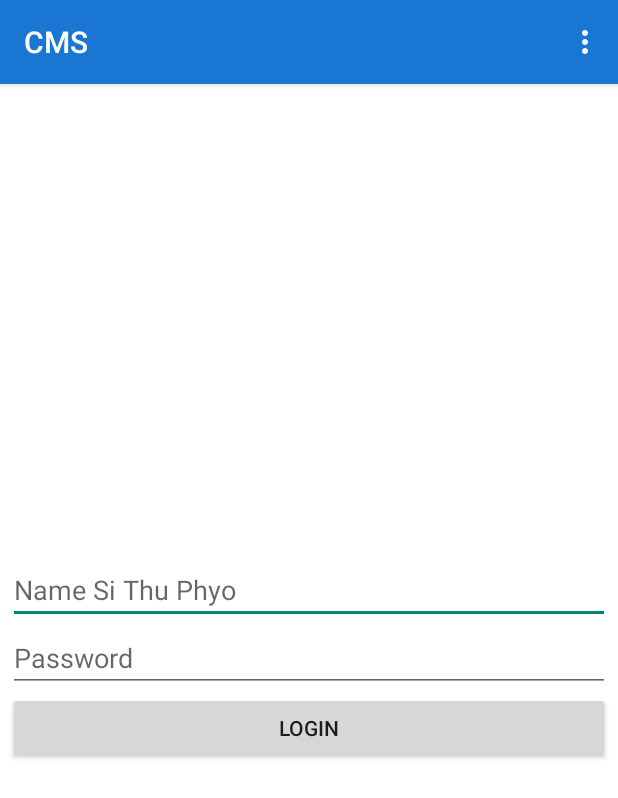
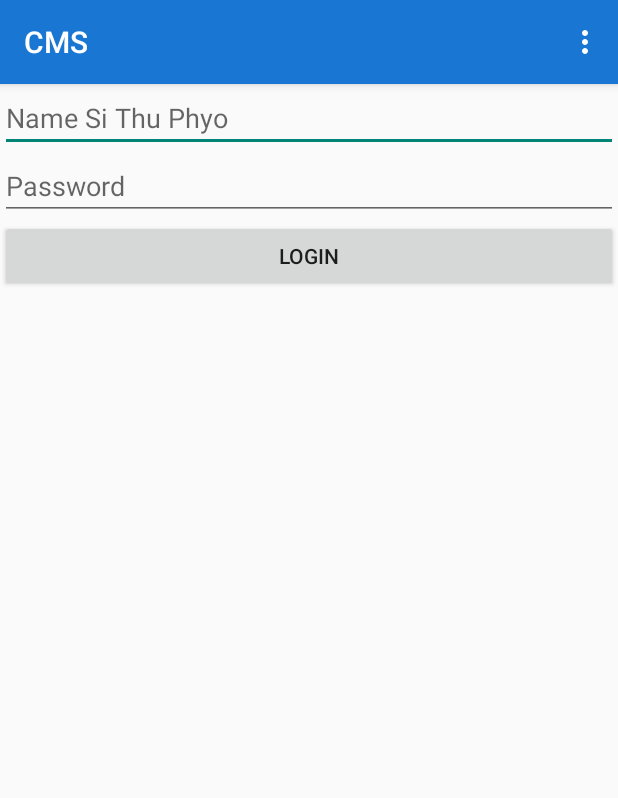
Before and after one commit to sithuphyo88/cms, an Android app: the screen it shows after launch (LoginActivity), on a phone screen of 412 x 824 dp. Shown: the top 798 px of the screen. Run offline under Robolectric (Android 15) with nearby library versions, the phone set to English and light mode, and no system bars.

Commit message:
Change login

```diff
--- a/app/build.gradle
+++ b/app/build.gradle
@@ -27,4 +27,5 @@ dependencies {
     compile files('libs/ormlite-core-4.49-SNAPSHOT.jar')
     compile files('libs/ormlite-jdbc-4.49-SNAPSHOT.jar')
     compile files('libs/gson-2.3.1.jar')
+    compile 'com.jakewharton:butterknife:8.0.1'
 }
--- a/app/src/main/res/layout/activity_login.xml
+++ b/app/src/main/res/layout/activity_login.xml
@@ -1,9 +1,8 @@
-<RelativeLayout xmlns:android="http://schemas.android.com/apk/res/android"
-    xmlns:tools="http://schemas.android.com/tools" android:layout_width="match_parent"
+<ScrollView xmlns:android="http://schemas.android.com/apk/res/android"
+    xmlns:tools="http://schemas.android.com/tools"
+    android:layout_width="match_parent"
     android:layout_height="match_parent"
-    android:background="@color/home_back_color"
-    tools:context=".view.MenuActivity"
-    android:padding="@dimen/page_padding">
+    android:fitsSystemWindows="true">
 
     <LinearLayout
         android:orientation="vertical"
@@ -33,4 +32,4 @@
             android:id="@+id/butLogin"
             android:layout_gravity="center_horizontal" />
     </LinearLayout>
-</RelativeLayout>
+</ScrollView>
```
Also changed, not shown: app/src/main/ic_logo-web.png, app/src/main/res/mipmap-hdpi/ic_logo.png, app/src/main/res/mipmap-mdpi/ic_logo.png, app/src/main/res/mipmap-xhdpi/ic_logo.png, app/src/main/res/mipmap-xxhdpi/ic_logo.png, app/src/main/res/mipmap-xxxhdpi/ic_logo.png, 1 other file.
